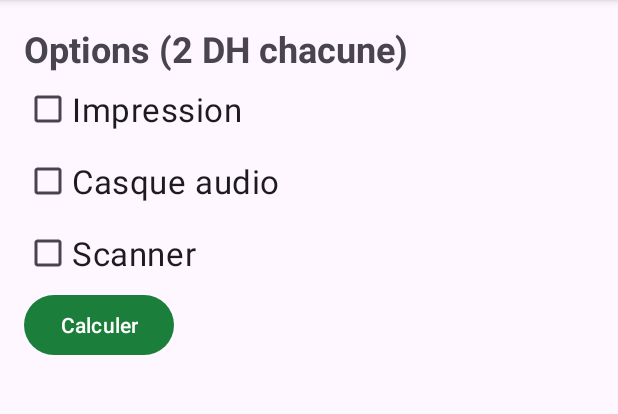
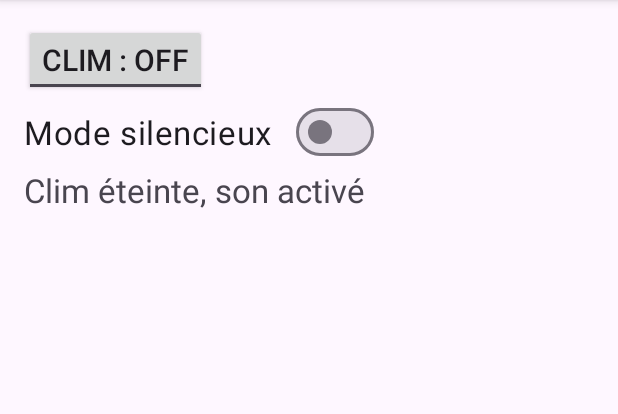
Before and after one commit to MVVNIRR/al-amal, an Android app built with Jetpack Compose: the screen it shows after launch (PlaygroundActivity), on a phone screen of 412 x 824 dp, the part 96-510 px from its top. Run offline under Robolectric (Android 15) with nearby library versions, the phone set to English and light mode, and no system bars.

Commit message:
Feat: toggle button

```diff
--- a/app/src/main/java/ma/ofppt/ista/alamal/PlaygroundActivity.kt
+++ b/app/src/main/java/ma/ofppt/ista/alamal/PlaygroundActivity.kt
@@ -3,8 +3,12 @@ package ma.ofppt.ista.alamal
 import android.os.Bundle
 import android.widget.Button
 import android.widget.CheckBox
+import android.widget.RadioButton
+import android.widget.RadioGroup
 import android.widget.TextView
+import android.widget.ToggleButton
 import androidx.appcompat.app.AppCompatActivity
+import com.google.android.material.materialswitch.MaterialSwitch
 
 // MODE COURS (Playground) : écran VIDE pour tester en direct les exemples montrés en cours.
 // Écrivez le layout dans res/layout/activity_playground.xml et le code Kotlin ci-dessous, dans onCreate.
@@ -70,31 +74,55 @@ class PlaygroundActivity : AppCompatActivity() {
 //            edtPrenom.error=null
 //        }
 
-        val btnTotal = findViewById<Button>(R.id.btnTotal)
-        val txtTotal = findViewById<TextView>(R.id.txtTotal)
-        val imp = findViewById<CheckBox>(R.id.chkImpression)
-        val casq = findViewById<CheckBox>(R.id.chkCasque)
-        val scan = findViewById<CheckBox>(R.id.chkScanner)
-
-        btnTotal.setOnClickListener {
-            var prix = 0
-            var options = 0
-            if (imp.isChecked) {
-                prix += 2
-                options++
+//        val btnTotal = findViewById<Button>(R.id.btnTotal)
+//        val txtTotal = findViewById<TextView>(R.id.txtTotal)
+//        val imp = findViewById<CheckBox>(R.id.chkImpression)
+//        val casq = findViewById<CheckBox>(R.id.chkCasque)
+//        val scan = findViewById<CheckBox>(R.id.chkScanner)
+//
+//        btnTotal.setOnClickListener {
+//            var prix = 0
+//            var options = 0
+//            if (imp.isChecked) {
+//                prix += 2
+//                options++
+//            }
+//            if (casq.isChecked) {
+//                prix += 2
+//                options++
+//            }
+//            if (scan.isChecked) {
+//                prix += 2
+//                options++
+//            }
+//
+//            txtTotal.text = " $options options: $prix DH"
+//        }
+        // Étape 3 — réagir au ToggleButton et au Switch
+        val tglClim = findViewById<ToggleButton>(R.id.tglClim)
+        val swSilence = findViewById<MaterialSwitch>(R.id.swSilence)
+        val txtEtat = findViewById<TextView>(R.id.txtEtat)
+// Android donne 2 valeurs, dans cet ordre :
+//   bouton   = le ToggleButton qui vient de changer
+//   estActif = true (allumé) ou false (éteint)
+// On ne se sert pas de « bouton », mais on DOIT l'écrire : la 1re place
+// reçoit toujours le bouton. Avec un seul nom, estActif recevrait le bouton
+// et Kotlin refuserait de compiler.
+        tglClim.setOnCheckedChangeListener { bouton, estActif ->
+            if (estActif) {
+                txtEtat.text = "Climatisation allumée"
+            } else {
+                txtEtat.text = "Climatisation éteinte"
             }
-            if (casq.isChecked) {
-                prix += 2
-                options++
+        }
+// Même principe pour le Switch : bouton (non utilisé), puis estActif
+        swSilence.setOnCheckedChangeListener { bouton, estActif ->
+            if (estActif) {
+                txtEtat.text = "Mode silencieux : sonneries coupées"
+            } else {
+                txtEtat.text = "Mode silencieux désactivé"
             }
-            if (scan.isChecked) {
-                prix += 2
-                options++
-            }
-
-            txtTotal.text = " $options options: $prix DH"
         }
-
     }
 
 }
--- a/app/src/main/res/layout/activity_playground.xml
+++ b/app/src/main/res/layout/activity_playground.xml
@@ -124,40 +124,69 @@
 <!--            android:textSize="22sp"/>-->
 
             <!-- Étape 1 - options (CheckBox) : chaque case se coche à part -->
-            <TextView
+<!--            <TextView-->
+<!--                android:layout_width="wrap_content"-->
+<!--                android:layout_height="wrap_content"-->
+<!--                android:text="Options (2 DH chacune)"-->
+<!--                android:textSize="24sp"-->
+<!--                android:textStyle="bold" />-->
+<!--            <CheckBox-->
+<!--                android:id="@+id/chkImpression"-->
+<!--                android:layout_width="wrap_content"-->
+<!--                android:layout_height="wrap_content"-->
+<!--                android:text="Impression"-->
+<!--                android:textSize="22sp" />-->
+<!--            <CheckBox-->
+<!--                android:id="@+id/chkCasque"-->
+<!--                android:layout_width="wrap_content"-->
+<!--                android:layout_height="wrap_content"-->
+<!--                android:text="Casque audio"-->
+<!--                android:textSize="22sp" />-->
+<!--            <CheckBox-->
+<!--                android:id="@+id/chkScanner"-->
+<!--                android:layout_width="wrap_content"-->
+<!--                android:layout_height="wrap_content"-->
+<!--                android:text="Scanner"-->
+<!--                android:textSize="22sp" />-->
+<!--            <Button-->
+<!--                android:id="@+id/btnTotal"-->
+<!--                android:layout_width="wrap_content"-->
+<!--                android:layout_height="wrap_content"-->
+<!--                android:text="Calculer" />-->
+<!--            <TextView-->
+<!--                android:id="@+id/txtTotal"-->
+<!--                android:layout_width="wrap_content"-->
+<!--                android:layout_height="wrap_content"-->
+<!--                android:textSize="22sp" />-->
+
+
+
+
+    <!-- Étape 2 - forfait (RadioButton dans un RadioGroup) : un seul choix -->
+    <!-- Étape 3 — ToggleButton et Switch : marche ou arrêt -->
+    <ToggleButton
+        android:id="@+id/tglClim"
         android:layout_width="wrap_content"
         android:layout_height="wrap_content"
-                android:text="Options (2 DH chacune)"
-                android:textSize="24sp"
-                android:textStyle="bold" />
-            <CheckBox
-                android:id="@+id/chkImpression"
+        android:textOff="Clim : OFF"
+        android:textOn="Clim : ON"
+        android:textSize="20sp" />
+    <com.google.android.material.materialswitch.MaterialSwitch
+        android:id="@+id/swSilence"
         android:layout_width="wrap_content"
         android:layout_height="wrap_content"
-                android:text="Impression"
+        android:text="Mode silencieux"
         android:textSize="22sp" />
-            <CheckBox
-                android:id="@+id/chkCasque"
+    <TextView
+        android:id="@+id/txtEtat"
         android:layout_width="wrap_content"
         android:layout_height="wrap_content"
-                android:text="Casque audio"
+        android:text="Clim éteinte, son activé"
         android:textSize="22sp" />
-            <CheckBox
-                android:id="@+id/chkScanner"
-                android:layout_width="wrap_content"
-                android:layout_height="wrap_content"
-                android:text="Scanner"
-                android:textSize="22sp" />
-            <Button
-                android:id="@+id/btnTotal"
-                android:layout_width="wrap_content"
-                android:layout_height="wrap_content"
-                android:text="Calculer" />
-            <TextView
-                android:id="@+id/txtTotal"
-                android:layout_width="wrap_content"
-                android:layout_height="wrap_content"
-                android:textSize="22sp" />
+
+
+
+
     </LinearLayout>
 <!--    <com.google.android.material.floatingactionbutton.FloatingActionButton-->
 <!--        android:layout_width="wrap_content"-->
```
Lines whose indentation alone changed are shown as unchanged.
